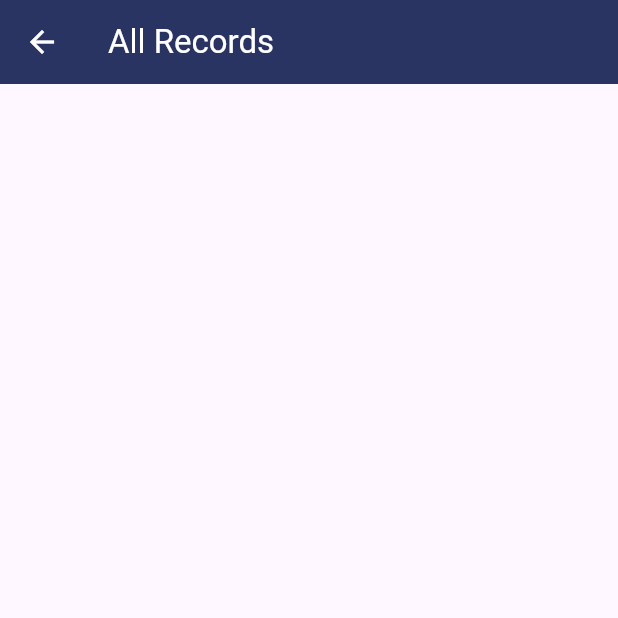
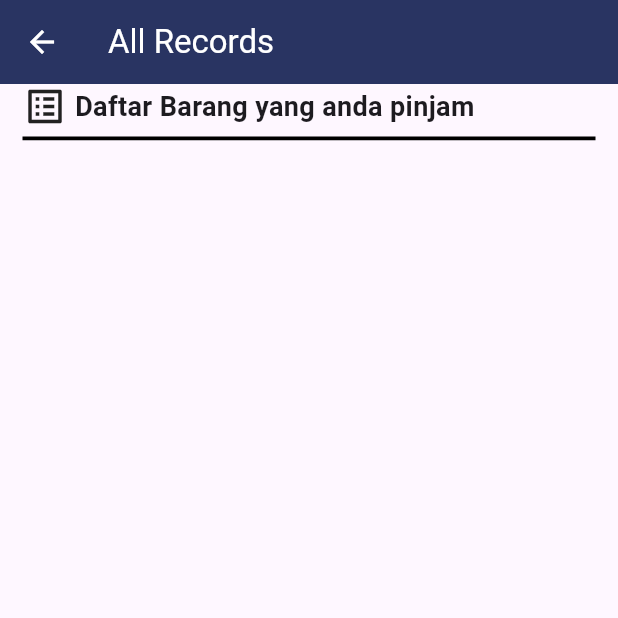
Before and after one commit to Rokel15/mini-project-flutter-alterra-sib-5, a Flutter app: the AllRecordsPage screen opened directly, on a phone screen of 412 x 824 dp, the top half of it. Run offline on Flutter 3.47's test engine with Material 2 defaults, Android fonts, the light colour scheme and no system bars; our stand-ins replace bloc, cloud_firestore, firebase_core, flutter_bloc, google_fonts, shared_preferences; accounts and stored records are empty.

Commit message:
retriece data done(temp code)

```diff
--- a/lib/screens/AllRecordsPage.dart
+++ b/lib/screens/AllRecordsPage.dart
@@ -1,5 +1,9 @@
+import 'package:cloud_firestore/cloud_firestore.dart';
 import 'package:flutter/material.dart';
 import 'package:google_fonts/google_fonts.dart';
+
+import '../data/FontStyle.dart';
+import '../data/firebase_firestore.dart';
 
 class AllRecordsPage extends StatefulWidget {
   const AllRecordsPage({Key? key}) : super(key: key);
@@ -13,11 +17,120 @@ class _AllRecordsPageState extends State<AllRecordsPage> {
   Widget build(BuildContext context) {
     return Scaffold(
       appBar: AppBar(
-        title: Text('All Records', style: GoogleFonts.roboto(color: Colors.white),),
-        backgroundColor: Color(0xff293462),
-        iconTheme: IconThemeData(color: Colors.white),
+        title: Text(
+          'All Records',
+          style: GoogleFonts.roboto(color: Colors.white),
+        ),
+        backgroundColor: const Color(0xff293462),
+        iconTheme: const IconThemeData(color: Colors.white),
       ),
-      body: ListView(),
+      body: ListView(children: [
+        Container(
+          margin: const EdgeInsets.symmetric(horizontal: 15),
+          width: double.infinity,
+          child: Column(
+            children: [
+              Row(
+                children: [
+                  const Icon(
+                    Icons.list_alt,
+                    size: 30,
+                  ),
+                  const SizedBox(
+                    width: 5,
+                  ),
+                  Text(
+                    'Daftar Barang yang anda pinjam',
+                    style: GoogleFonts.roboto(textStyle: s18w600),
+                  ),
+                ],
+              ),
+              Container(
+                margin: const EdgeInsets.only(top: 5, bottom: 15),
+                width: double.infinity,
+                height: 2.5,
+                color: Colors.black,
+              ),
+              StreamBuilder<QuerySnapshot>(
+                  stream: borrowedItems.snapshots(),
+                  builder: (_, snapshot) {
+                    if (snapshot.hasData) {
+                      return Column(
+                          children: snapshot.data!.docs.map((e) {
+                            var data = (e.data() as dynamic)['barang dipinjam'];
+                            print(data);
+                            List<dynamic> list = [];
+                            list.add(data);
+                            print('$list halo');
+                            return showData(
+                              tanggal: (e.data() as dynamic)['tanggal pinjam'].toString(),
+                              name: (e.data() as dynamic)['nama'].toString(),
+                              npm: (e.data() as dynamic)['npm'].toString(),
+                              namaBarang: data,
+                            );
+                          }).toList()
+
+                          // children: snapshot.data!.docs.map((e)
+                          // return {
+                          // showData(
+                          // tanggal: (e.data() as dynamic)['tanggal pinjam'].toString(),
+                          // name: (e.data() as dynamic)['nama'].toString(),
+                          // npm: (e.data() as dynamic)['npm'].toString(),
+                          // namaBarang: (e.data() as dynamic)['barang dipinjam'],
+                          // )).toList()
+                          // }
+                          //     showData(
+                          //   tanggal: (e.data() as dynamic)['tanggal pinjam'].toString(),
+                          //   name: (e.data() as dynamic)['nama'].toString(),
+                          //   npm: (e.data() as dynamic)['npm'].toString(),
+                          //   namaBarang: (e.data() as dynamic)['barang dipinjam'],
+                          // )).toList(),
+                          );
+                    } else {
+                      return const Center(
+                        child: CircularProgressIndicator(),
+                      );
+                    }
+                  }),
+            ],
+          ),
+        ),
+      ]),
+    );
+  }
+
+  Widget showData({
+    required String tanggal,
+    required String name,
+    required String npm,
+    required List<dynamic> namaBarang,
+  }) {
+    return Container(
+      padding: const EdgeInsets.all(10),
+      margin: const EdgeInsets.only(bottom: 15),
+      width: double.infinity,
+      decoration: BoxDecoration(
+        borderRadius: BorderRadius.circular(20),
+        color: const Color(0xff6F61C0),
+      ),
+      child: Column(
+        crossAxisAlignment: CrossAxisAlignment.start,
+        children: [
+          Text('tanggal : $tanggal', style: GoogleFonts.roboto(textStyle: white_s16w600),),
+          Text('nama : $name', style: GoogleFonts.roboto(textStyle: white_s16w600),),
+          Text('npm : $npm', style: GoogleFonts.roboto(textStyle: white_s16w600),),
+          Text('barang dipinjam : ', style: GoogleFonts.roboto(textStyle: white_s16w600),),
+          ListView.builder(
+            itemCount: namaBarang.length,
+            shrinkWrap: true,
+            physics: NeverScrollableScrollPhysics(),
+            itemBuilder: (context, index) {
+              return Text('- ${namaBarang[index]}', style: GoogleFonts.roboto(textStyle: white_s16w600),
+              );
+            },
+          )
+        ],
+      ),
     );
   }
 }
```
